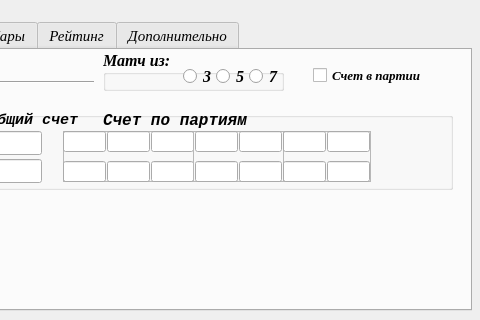
Old version of the form UI/main_window.ui in the repository Kaspar0810/Competitions_TT_v5; both pictures show x 629 to 1109 and y 0 to 320 of the 1109 by 738 pixel window.
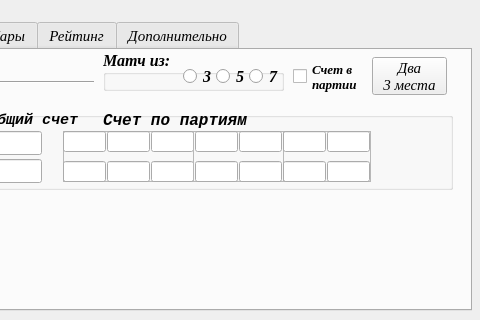
New version of the form. The open tabs and pages were chosen to show the change. Icons and pictures are not drawn.

```diff
--- a/UI/main_window.ui
+++ b/UI/main_window.ui
@@ -3006,10 +3006,10 @@
      <widget class="QCheckBox" name="checkBox_4">
       <property name="geometry">
        <rect>
-        <x>680</x>
-        <y>15</y>
-        <width>131</width>
-        <height>21</height>
+        <x>660</x>
+        <y>6</y>
+        <width>71</width>
+        <height>41</height>
        </rect>
       </property>
       <property name="font">
@@ -3025,7 +3025,8 @@
        <enum>Qt::LeftToRight</enum>
       </property>
       <property name="text">
-       <string>Счет в партии</string>
+       <string>Счет в
+партии</string>
       </property>
       <property name="checkable">
        <bool>true</bool>
@@ -3034,6 +3035,20 @@
        <bool>false</bool>
       </property>
      </widget>
+     <widget class="QPushButton" name="Button_3_mesta">
+      <property name="geometry">
+       <rect>
+        <x>739</x>
+        <y>7</y>
+        <width>75</width>
+        <height>38</height>
+       </rect>
+      </property>
+      <property name="text">
+       <string>Два 
+3 места</string>
+      </property>
+     </widget>
     </widget>
     <widget class="QWidget" name="tab_4">
      <attribute name="title">
```
Left out of the diff: 26 changed lines with no effect on the pictures.
